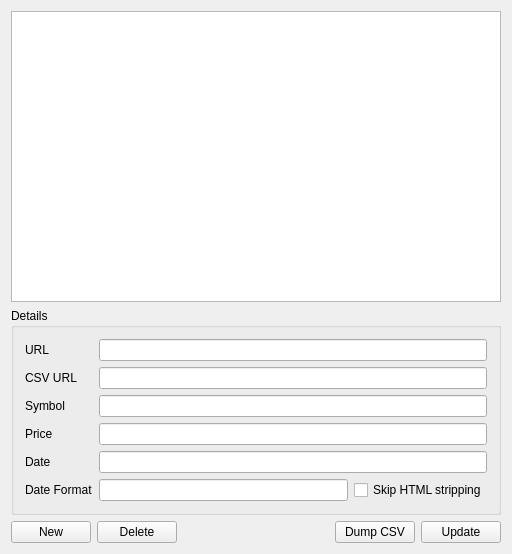
The window that kmymoney/dialogs/settings/ksettingsonlinequotesdecl.ui (KDE/kmymoney) describes before a commit, drawn with Qt 5.
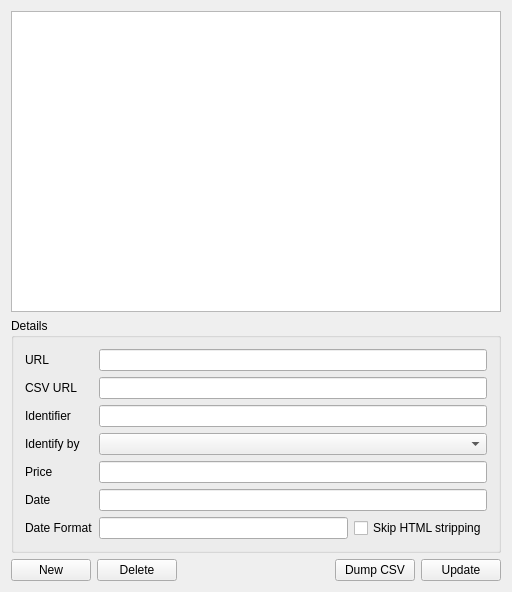
The same window after the commit. Custom widgets are drawn as their Qt base class.

Commit message:
Add feature to download prices by ISIN
BUG:369039
FIXED-IN:5.0

```diff
--- a/kmymoney/dialogs/settings/ksettingsonlinequotesdecl.ui
+++ b/kmymoney/dialogs/settings/ksettingsonlinequotesdecl.ui
@@ -7,7 +7,7 @@
     <x>0</x>
     <y>0</y>
     <width>512</width>
-    <height>554</height>
+    <height>592</height>
    </rect>
   </property>
   <property name="minimumSize">
@@ -39,24 +39,37 @@
       <string>Details</string>
      </property>
      <layout class="QGridLayout">
-      <item row="5" column="1">
-       <widget class="KLineEdit" name="m_editDateFormat">
+      <item row="7" column="0">
+       <widget class="QLabel" name="textLabel4_2">
+        <property name="text">
+         <string>Date Format</string>
+        </property>
+        <property name="wordWrap">
+         <bool>false</bool>
+        </property>
+       </widget>
+      </item>
+      <item row="2" column="0">
+       <widget class="QLabel" name="textLabel2">
+        <property name="text">
+         <string>Identifier</string>
+        </property>
+        <property name="wordWrap">
+         <bool>false</bool>
+        </property>
+       </widget>
+      </item>
+      <item row="1" column="1" colspan="2">
+       <widget class="KLineEdit" name="m_editCSVURL"/>
+      </item>
+      <item row="2" column="1" colspan="2">
+       <widget class="KLineEdit" name="m_editIdentifier">
         <property name="toolTip">
-         <string>Regular Expression to extract the date from the downloaded data</string>
+         <string>Regular Expression to extract the identifier from the downloaded data</string>
         </property>
        </widget>
       </item>
       <item row="4" column="0">
-       <widget class="QLabel" name="textLabel4">
-        <property name="text">
-         <string>Date</string>
-        </property>
-        <property name="wordWrap">
-         <bool>false</bool>
-        </property>
-       </widget>
-      </item>
-      <item row="3" column="0">
        <widget class="QLabel" name="textLabel3">
         <property name="text">
          <string>Price</string>
@@ -66,6 +79,33 @@
         </property>
        </widget>
       </item>
+      <item row="5" column="1" colspan="2">
+       <widget class="KLineEdit" name="m_editDate">
+        <property name="toolTip">
+         <string>Regular Expression to extract the date from the downloaded data</string>
+        </property>
+       </widget>
+      </item>
+      <item row="5" column="0">
+       <widget class="QLabel" name="textLabel4">
+        <property name="text">
+         <string>Date</string>
+        </property>
+        <property name="wordWrap">
+         <bool>false</bool>
+        </property>
+       </widget>
+      </item>
+      <item row="0" column="0">
+       <widget class="QLabel" name="textLabel1">
+        <property name="text">
+         <string>URL</string>
+        </property>
+        <property name="wordWrap">
+         <bool>false</bool>
+        </property>
+       </widget>
+      </item>
       <item row="1" column="0">
        <widget class="QLabel" name="label">
         <property name="text">
@@ -73,40 +113,6 @@
         </property>
        </widget>
       </item>
-      <item row="2" column="0">
-       <widget class="QLabel" name="textLabel2">
-        <property name="text">
-         <string>Symbol</string>
-        </property>
-        <property name="wordWrap">
-         <bool>false</bool>
-        </property>
-       </widget>
-      </item>
-      <item row="4" column="1" colspan="2">
-       <widget class="KLineEdit" name="m_editDate">
-        <property name="toolTip">
-         <string>Regular Expression to extract the date from the downloaded data</string>
-        </property>
-       </widget>
-      </item>
-      <item row="5" column="0">
-       <widget class="QLabel" name="textLabel4_2">
-        <property name="text">
-         <string>Date Format</string>
-        </property>
-        <property name="wordWrap">
-         <bool>false</bool>
-        </property>
-       </widget>
-      </item>
-      <item row="3" column="1" colspan="2">
-       <widget class="KLineEdit" name="m_editPrice">
-        <property name="toolTip">
-         <string>Regular Expression to extract the price from the downloaded data</string>
-        </property>
-       </widget>
-      </item>
       <item row="0" column="1" colspan="2">
        <widget class="KLineEdit" name="m_editURL">
         <property name="toolTip">
@@ -117,7 +123,24 @@
         </property>
        </widget>
       </item>
-      <item row="5" column="2">
+      <item row="7" column="1">
+       <widget class="KLineEdit" name="m_editDateFormat">
+        <property name="toolTip">
+         <string>Regular Expression to extract the date from the downloaded data</string>
+        </property>
+       </widget>
+      </item>
+      <item row="3" column="1" colspan="2">
+       <widget class="QComboBox" name="m_editIdentifyBy"/>
+      </item>
+      <item row="4" column="1" colspan="2">
+       <widget class="KLineEdit" name="m_editPrice">
+        <property name="toolTip">
+         <string>Regular Expression to extract the price from the downloaded data</string>
+        </property>
+       </widget>
+      </item>
+      <item row="7" column="2">
        <widget class="QCheckBox" name="m_skipStripping">
         <property name="whatsThis">
          <string>&lt;p&gt;For easier processing of the data returned by the online source, KMyMoney usually strips unused parts before it is parsed with the regular expressions. If matching of the fields relies on those items, then use this option to turn stripping off.&lt;/p&gt;
@@ -136,26 +159,13 @@
         </property>
        </widget>
       </item>
-      <item row="2" column="1" colspan="2">
-       <widget class="KLineEdit" name="m_editSymbol">
-        <property name="toolTip">
-         <string>Regular Expression to extract the symbol from the downloaded data</string>
-        </property>
-       </widget>
-      </item>
-      <item row="0" column="0">
-       <widget class="QLabel" name="textLabel1">
+      <item row="3" column="0">
+       <widget class="QLabel" name="label_2">
         <property name="text">
-         <string>URL</string>
-        </property>
-        <property name="wordWrap">
-         <bool>false</bool>
+         <string>Identify by</string>
         </property>
        </widget>
       </item>
-      <item row="1" column="1" colspan="2">
-       <widget class="KLineEdit" name="m_editCSVURL"/>
-      </item>
      </layout>
     </widget>
    </item>
```
The commit also changes 6 other files.
